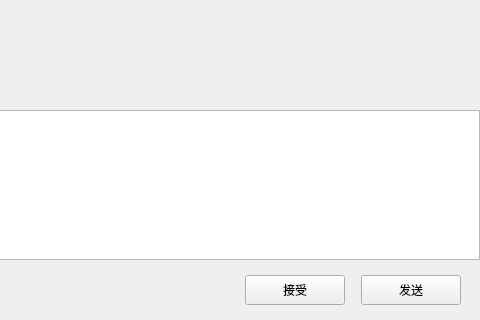
huangyuhan64/wechat, file hyhchat/chatpage.ui: the form before one commit; both pictures show x 306 to 786 and y 417 to 737 of the 786 by 737 pixel window.
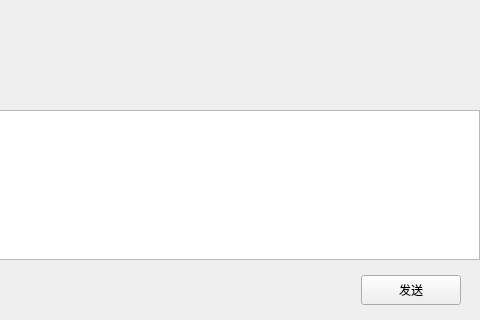
The form after the commit. Custom widgets are drawn as their Qt base class.

```diff
--- a/hyhchat/chatpage.ui
+++ b/hyhchat/chatpage.ui
@@ -273,25 +273,6 @@
            </property>
           </spacer>
          </item>
-         <item>
-          <widget class="ClickedBtn" name="receive_btn">
-           <property name="minimumSize">
-            <size>
-             <width>100</width>
-             <height>30</height>
-            </size>
-           </property>
-           <property name="maximumSize">
-            <size>
-             <width>100</width>
-             <height>30</height>
-            </size>
-           </property>
-           <property name="text">
-            <string>接受</string>
-           </property>
-          </widget>
-         </item>
          <item>
           <spacer name="horizontalSpacer_7">
            <property name="orientation">
```
